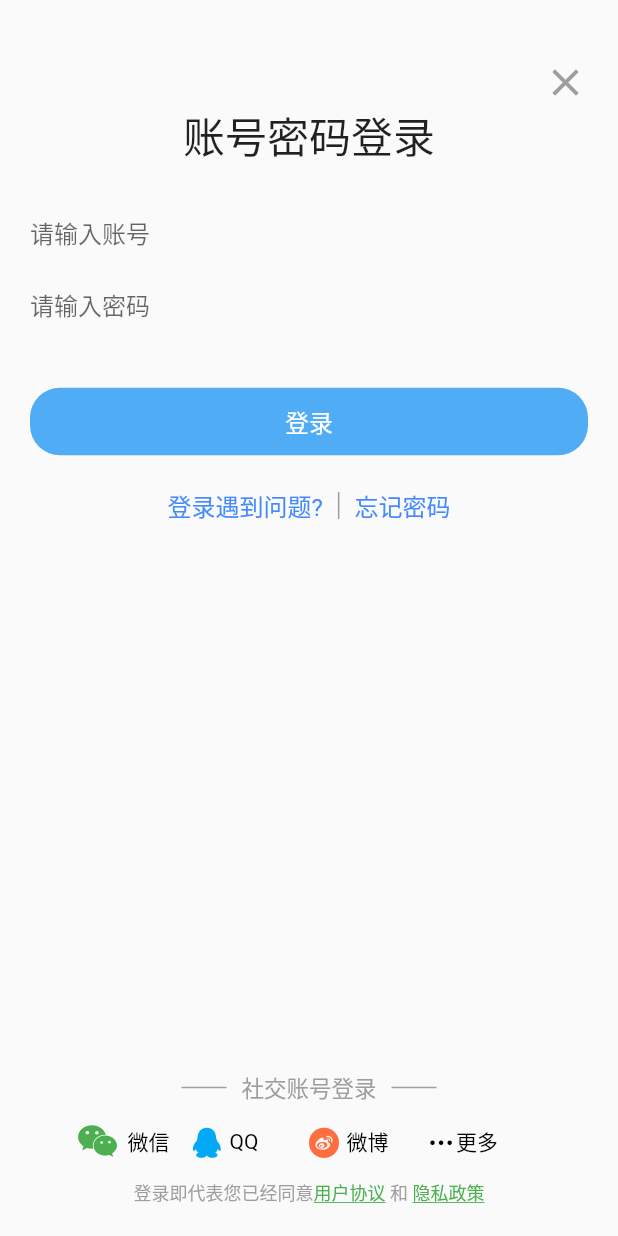
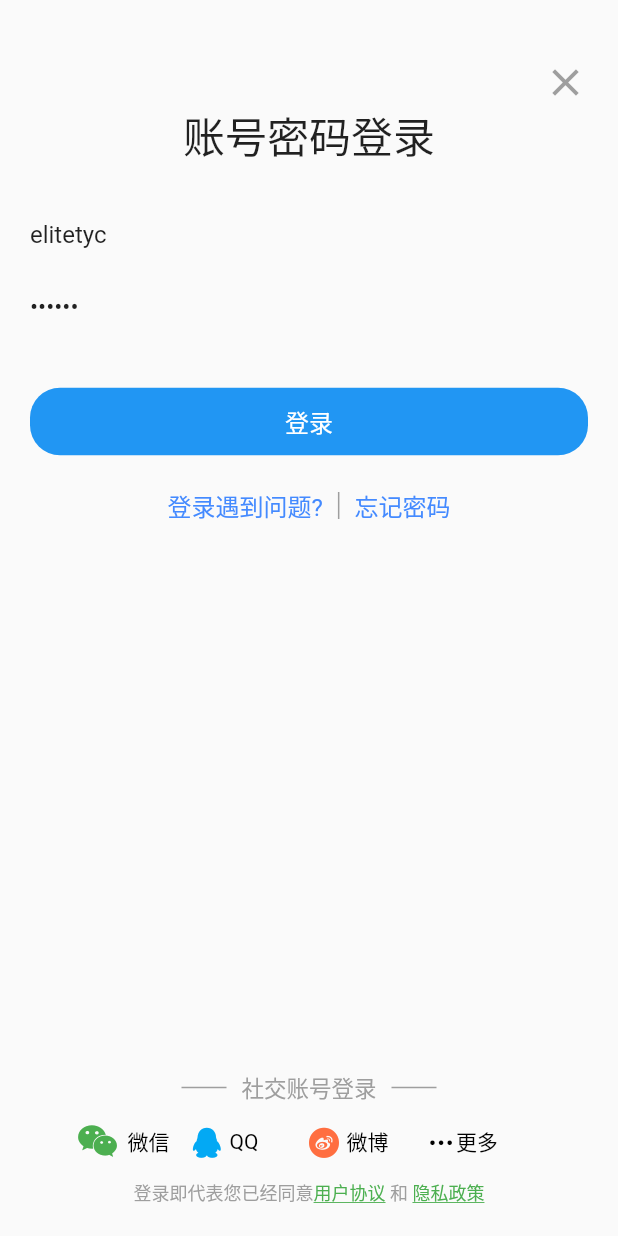
Before and after one commit to elitetyc/wanandroid_client_app, a Flutter app: the screen it shows after launch, on a phone screen of 412 x 824 dp. Run offline on Flutter 3.47's test engine with Material 2 defaults, Android fonts, the phone set to English and light mode, and no system bars; our stand-ins replace cookie_jar, dio, dio_cookie_manager, flutter_swiper, fluttertoast, shared_preferences; missing offline and left inert: flutter_webview_plugin; accounts and stored records are empty; generated files the repository leaves out were written again.

Commit message:
登录页面提供一个默认账号密码

```diff
--- a/lib/ui/login.dart
+++ b/lib/ui/login.dart
@@ -31,6 +31,11 @@ class _LoginPageState extends State<LoginPage> {
     _pwdController = TextEditingController()..addListener((){
       pwd = _pwdController.text.trim();
     });
+    _usernameController.text = "elitetyc";
+    _pwdController.text = "123456";
+    username = "elitetyc";
+    pwd = "123456";
+    canClick = true;
   }
 
   @override
```
